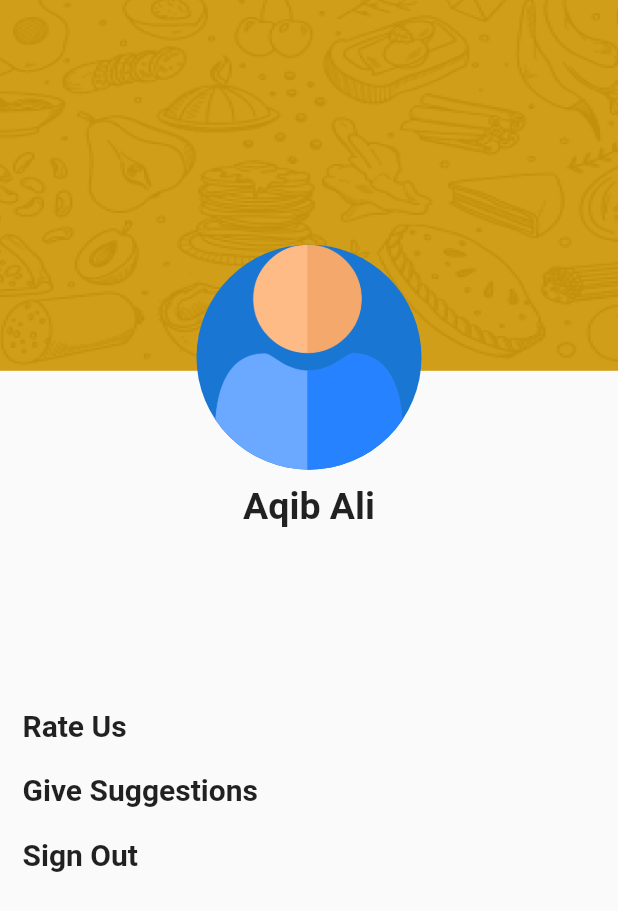
After one commit to Aqib-1998/MangvaeyeUser, a Flutter app: the ProfileScreen screen opened directly, on a phone screen of 412 x 824 dp. The commit adds this screen. Shown: the top 911 px of the screen. Run offline on Flutter 3.47's test engine with Material 2 defaults, Android fonts, the phone set to English and light mode, and no system bars; our stand-ins replace animated_splash_screen, cached_network_image, cloud_firestore, firebase_auth, firebase_core, firebase_messaging and 9 more; missing offline and left inert: flutter_login_facebook, geoflutterfire; accounts and stored records are empty; network calls fail; Roboto replaces fonts that are missing (Poppins).

Commit message:
Bottom navigation and two screens are added

```diff
--- a/lib/main.dart
+++ b/lib/main.dart
@@ -7,6 +7,7 @@ import 'package:firebase_core/firebase_core.dart';
 import 'package:firebase_messaging/firebase_messaging.dart';
 import 'package:flutter/material.dart';
 import 'package:mangvaeye_user/screens/Login.dart';
+import 'package:mangvaeye_user/screens/bottom_navigation_with_screens/BottomNavScreen.dart';
 import 'package:mangvaeye_user/screens/bottom_navigation_with_screens/HomeScreen.dart';
 import 'package:mangvaeye_user/utils/auth.dart';
 import 'package:mangvaeye_user/utils/auth_bloc.dart';
@@ -33,7 +34,7 @@ class MyApp extends StatelessWidget {
             duration: 3,
             splash: "assets/images/logo.png",
             nextScreen: CheckUser(auth: Auth(),),
-            splashIconSize: 75.0,
+            splashIconSize: 60.0,
             animationDuration: Duration(seconds: 1),
             pageTransitionType: PageTransitionType.leftToRightWithFade,
             splashTransition: SplashTransition.slideTransition,
@@ -104,7 +105,8 @@ class _CheckUserState extends State<CheckUser> {
 
           }
 
-          return HomeScreen(auth: widget.auth,uid: uid,);
+         return BottomNavScreen(auth: widget.auth,uid: uid,);
+
         }else{
           return Scaffold(
             body: Center(
--- /dev/null
+++ b/lib/screens/bottom_navigation_with_screens/ProfileScreen.dart
@@ -0,0 +1,86 @@
+import 'package:flutter/material.dart';
+import 'package:mangvaeye_user/directories/ImageDirectory.dart';
+import 'package:mangvaeye_user/utils/MyColors.dart';
+class ProfileScreen extends StatefulWidget {
+  const ProfileScreen({Key key}) : super(key: key);
+
+  @override
+  _ProfileScreenState createState() => _ProfileScreenState();
+}
+
+class _ProfileScreenState extends State<ProfileScreen> {
+  @override
+  Widget build(BuildContext context) {
+    return Scaffold(
+
+      body:SingleChildScrollView(
+        child: Column(
+crossAxisAlignment: CrossAxisAlignment.start,
+          children: [
+
+            Stack(
+              clipBehavior: Clip.antiAlias,
+              children: [
+                Container(
+                  height: MediaQuery.of(context).size.height * 0.3,
+                  child: Container(
+                    decoration: BoxDecoration(
+                        color: MyColors.APP_COLOR,
+                        borderRadius: BorderRadius.only(
+                            bottomLeft: Radius.circular(0.0),
+                            bottomRight: Radius.circular(0.0))),
+                    height: MediaQuery.of(context).size.height * 0.3,
+                    width: MediaQuery.of(context).size.width,
+                  ),
+                ),
+                SizedBox(
+                  height: MediaQuery.of(context).size.height * 0.35,
+                  child: Image.asset(
+                    ImageDirectory.imgDirectory + "topBg.png",
+                    height: MediaQuery.of(context).size.height,
+                    fit: BoxFit.fitHeight,
+                  ),
+                ),
+                Container(
+                  height:MediaQuery.of(context).size.height * 0.38 ,
+
+                  child:Align(
+                    alignment: Alignment.bottomCenter,
+                    child: CircleAvatar(
+                      radius: 75,
+                      backgroundImage: AssetImage(ImageDirectory.imgDirectory + "user.png"),
+                    ),
+                  )
+                ),
+
+
+
+
+              ],
+            ),
+            Align(
+              alignment: Alignment.center,
+              child: Padding(
+                  padding: EdgeInsets.symmetric(horizontal: 0,vertical: 10),
+                  child: Text("Aqib Ali", style: TextStyle(
+                      fontSize: 25, fontWeight: FontWeight.bold),)),
+            ),
+            SizedBox(height: 100,),
+            Padding(
+                padding: EdgeInsets.symmetric(horizontal: 15,vertical: 10),
+                child: Text("Rate Us", style: TextStyle(
+                    fontSize: 20, fontWeight: FontWeight.bold),)),
+            Padding(
+                padding: EdgeInsets.symmetric(horizontal: 15,vertical: 10),
+                child: Text("Give Suggestions", style: TextStyle(
+                    fontSize: 20, fontWeight: FontWeight.bold),)),
+            Padding(
+                padding: EdgeInsets.symmetric(horizontal: 15,vertical: 10),
+                child: Text("Sign Out", style: TextStyle(
+                    fontSize: 20, fontWeight: FontWeight.bold),))
+          ],
+        ),
+      ) ,
+    );
+  }
+}
--- a/lib/screens/cart.dart
+++ b/lib/screens/bottom_navigation_with_screens/cart.dart
@@ -53,7 +53,7 @@ class _CartState extends State<Cart> {
     return MaterialApp(
       debugShowCheckedModeBanner: false,
       home: Scaffold(
-        backgroundColor: Color(0xffE5E5E5),
+        backgroundColor: MyColors.WHITE,
         body: SingleChildScrollView(
           child: Column(
             children: [
--- a/pubspec.yaml
+++ b/pubspec.yaml
@@ -28,6 +28,7 @@ dependencies:
   # The following adds the Cupertino Icons font to your application.
   # Use with the CupertinoIcons class for iOS style icons.
   cupertino_icons: ^1.0.2
+  hexcolor: ^2.0.4
   persistent_bottom_nav_bar: ^4.0.2
   firebase_core: ^1.0.4
   firebase_auth: ^1.1.1
```
Also changed, not shown: lib/screens/ShopMenu.dart (+31 -17 lines), lib/screens/bottom_navigation_with_screens/BottomNavScreen.dart (+40 -22 lines), lib/screens/bottom_navigation_with_screens/HomeScreen.dart (+29 -8 lines), lib/screens/bottom_navigation_with_screens/OrdersListScreen.dart (added, +154 -0 lines), assets/images/Cart.png (added), assets/images/redclock.png (added), assets/images/user.png (added), pubspec.lock.
